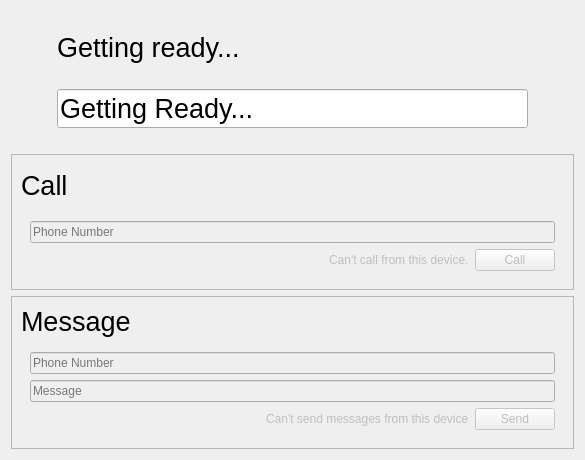
Qt form thewave.ui (vicr123/theshell) before a commit.
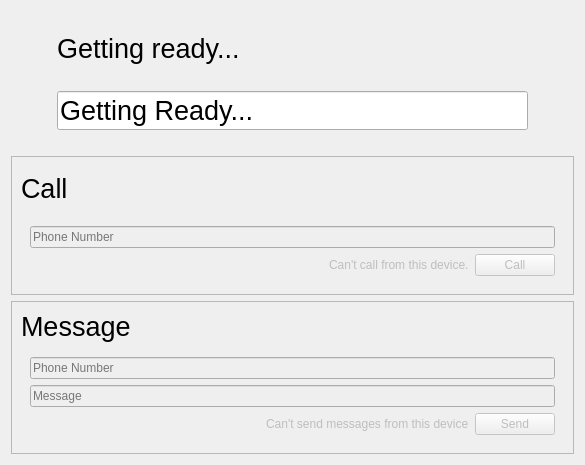
The same form after that commit. Icons and pictures are not drawn.

```diff
--- a/thewave.ui
+++ b/thewave.ui
@@ -7,7 +7,7 @@
     <x>0</x>
     <y>0</y>
     <width>585</width>
-    <height>460</height>
+    <height>465</height>
    </rect>
   </property>
   <property name="sizePolicy">
```
Left out of the diff: 4 changed lines with no effect on the pictures.
